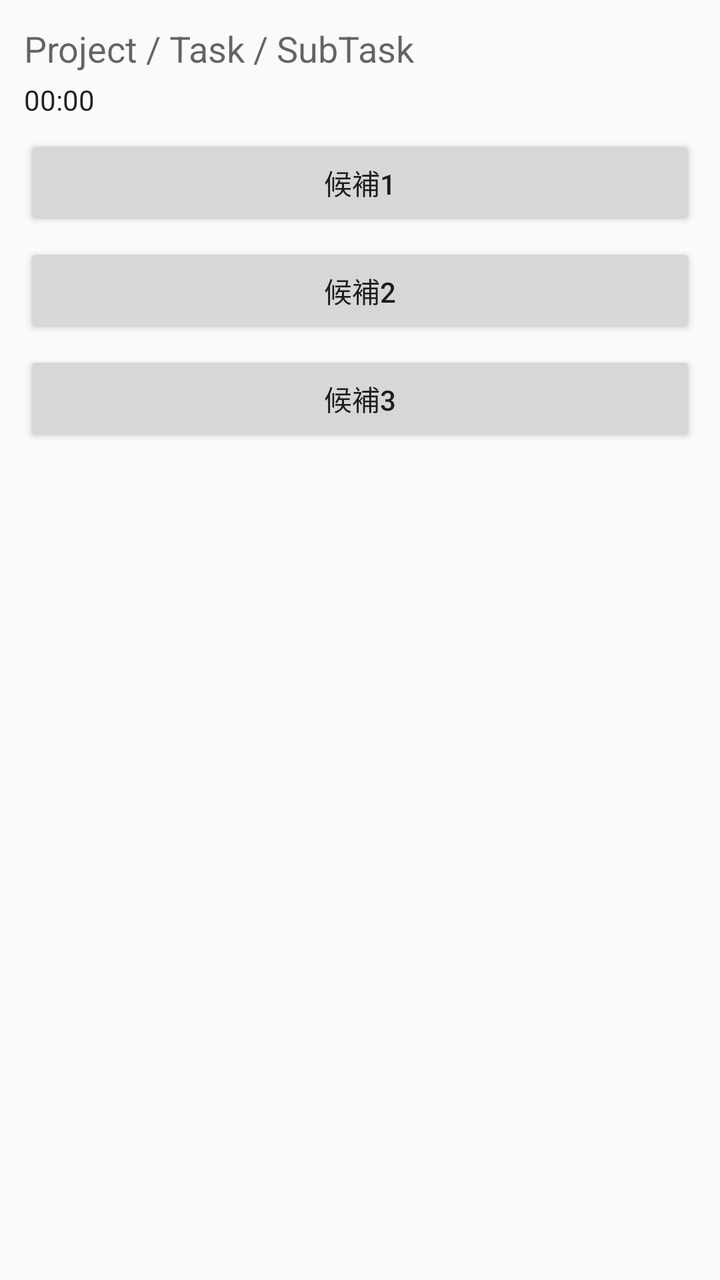
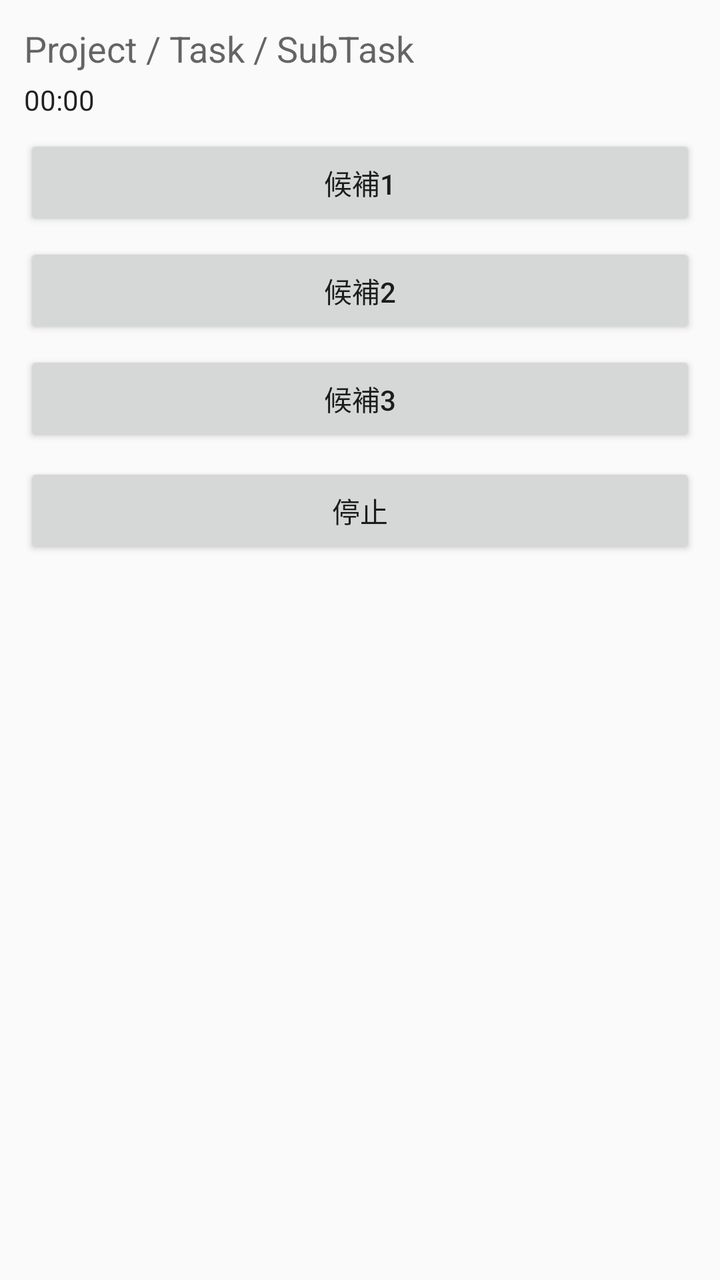

An Android layout rendered at two revisions. The XML below is the earlier revision; the diff shows what the commit changed to produce the second picture.
<!-- AndroidManifest.xml: application theme Theme.TimeRecorder -->
<!-- res/layout/notification_active_big.xml -->
<?xml version="1.0" encoding="utf-8"?>
<LinearLayout xmlns:android="http://schemas.android.com/apk/res/android"
    android:id="@+id/root"
    android:layout_width="match_parent"
    android:layout_height="wrap_content"
    android:orientation="vertical"
    android:padding="12dp">

    <TextView
        android:id="@+id/title"
        android:layout_width="match_parent"
        android:layout_height="wrap_content"
        android:text="Project / Task / SubTask"
        android:textAppearance="@android:style/TextAppearance.Material.Medium"
        android:maxLines="2"
        android:ellipsize="end" />

    <Chronometer
        android:id="@+id/chrono"
        android:layout_width="wrap_content"
        android:layout_height="wrap_content"
        android:format="%s"
        android:paddingTop="4dp" />

    <Button
        android:id="@+id/btn_candidate1"
        android:layout_width="match_parent"
        android:layout_height="wrap_content"
        android:layout_marginTop="8dp"
        android:text="候補1" />

    <Button
        android:id="@+id/btn_candidate2"
        android:layout_width="match_parent"
        android:layout_height="wrap_content"
        android:layout_marginTop="6dp"
        android:text="候補2" />

    <Button
        android:id="@+id/btn_candidate3"
        android:layout_width="match_parent"
        android:layout_height="wrap_content"
        android:layout_marginTop="6dp"
        android:text="候補3" />
</LinearLayout>
<!-- resources referenced by this layout -->
<resources>
  <style name="Theme.TimeRecorder" parent="android:Theme.Material.Light.NoActionBar" />
</resources>

<!-- the commit's change to res/layout/notification_active_big.xml (unified diff, before → after) -->
@@ -42,4 +42,11 @@
         android:layout_height="wrap_content"
         android:layout_marginTop="6dp"
         android:text="候補3" />
+
+    <Button
+        android:id="@+id/btn_stop"
+        android:layout_width="match_parent"
+        android:layout_height="wrap_content"
+        android:layout_marginTop="8dp"
+        android:text="停止" />
 </LinearLayout>
